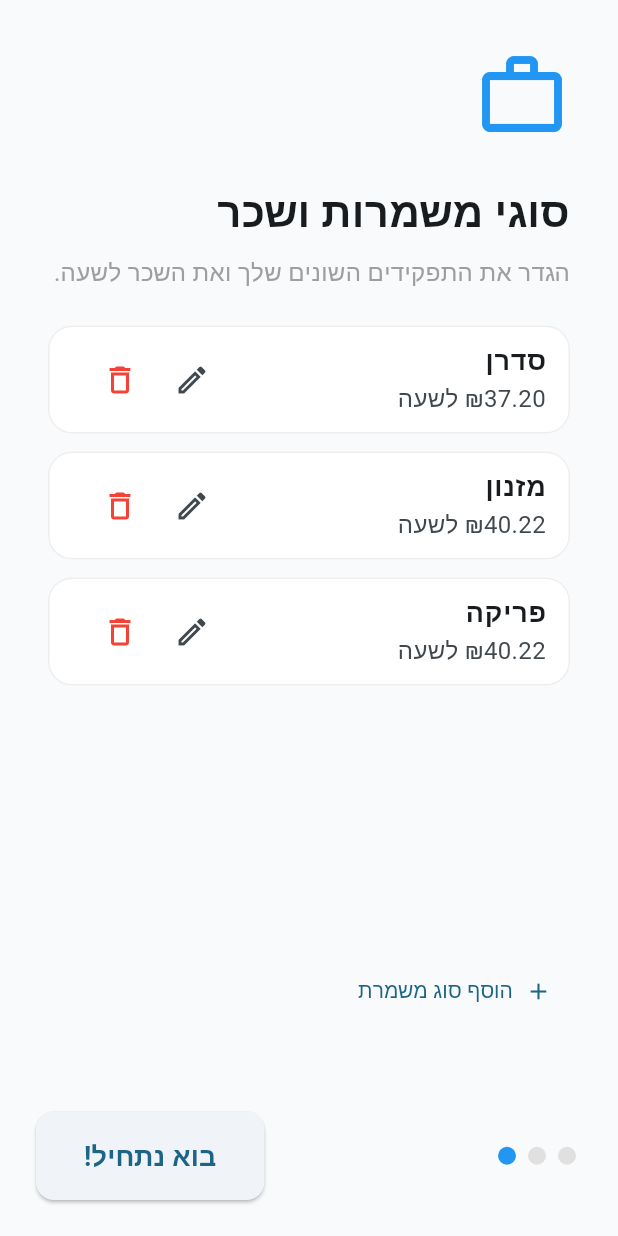
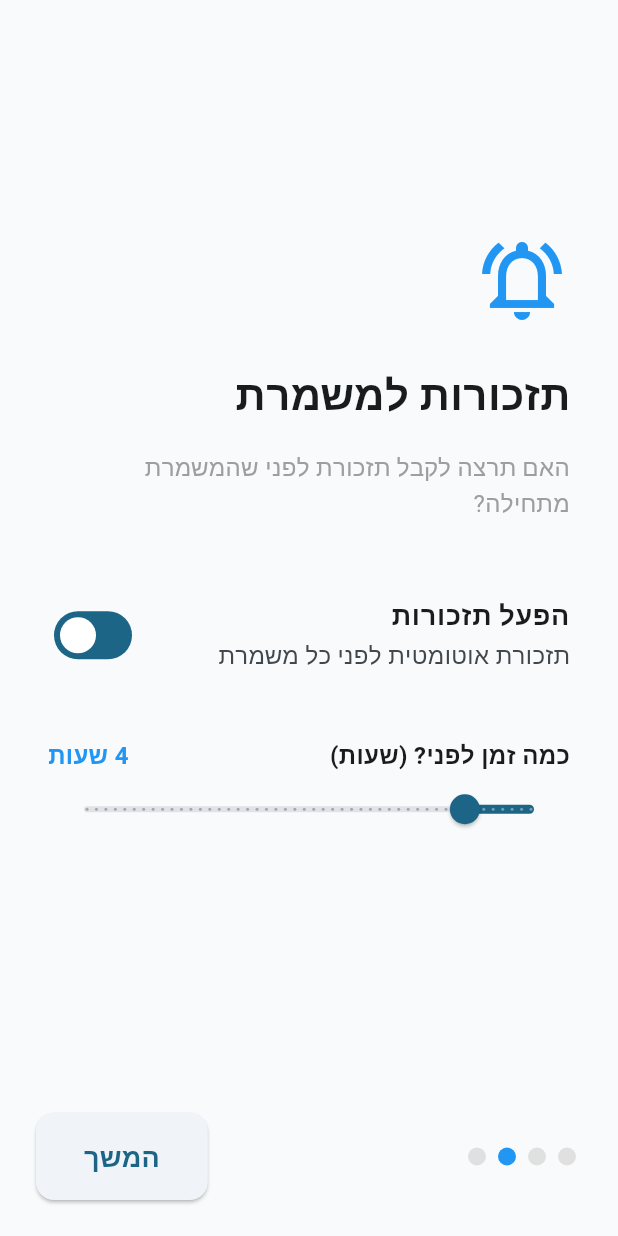
Before and after one commit to sagiv23/Shiftly, a Flutter app: the screen it shows after launch, swiped to page 3, on a phone screen of 412 x 824 dp. Run offline on Flutter 3.47's test engine with Material 3 defaults, Android fonts, the phone set to English and light mode, and no system bars; our stand-ins replace flutter_local_notifications, hive, hive_flutter, table_calendar, timezone; accounts and stored records are empty; Roboto replaces fonts that are missing (Arial).

Commit message:
Implement customizable shift reminders and update onboarding
- Add a new `shiftReminderDurationHours` setting to `SettingsProvider`, defaulting to 4 hours.
- Introduce a "Shift Reminders" page to the onboarding flow, allowing users to enable reminders and set their lead time.
- Update `JobTypesScreen` and `SettingsScreen` with a toggle and a slider (0.5 to 24 hours) to adjust reminder duration.
- Refactor `NotificationService` and `ShiftProvider` to schedule notifications and generate message text based on the dynamic reminder duration.
- Refresh scheduled reminders immediately when settings are updated in the UI.
- Apply minor code formatting to C++ plugin registrants and CMake files for Linux and Windows platforms.

```diff
--- a/lib/providers/shift_provider.dart
+++ b/lib/providers/shift_provider.dart
@@ -26,6 +26,11 @@ class ShiftProvider with ChangeNotifier {
   bool get _remindersEnabled =>
       _persistence.settingsBox.get('shiftRemindersEnabled', defaultValue: true);
 
+  double get _reminderDuration => _persistence.settingsBox.get(
+    'shiftReminderDurationHours',
+    defaultValue: 4.0,
+  );
+
   Future<void> addShift(Shift shift) async {
     await _persistence.shiftsBox.put(shift.id, shift);
     _scheduleReminder(shift);
@@ -52,6 +57,7 @@ class ShiftProvider with ChangeNotifier {
       id: shift.id.hashCode,
       shiftName: job?.name ?? 'משמרת',
       startTime: shift.startTime,
+      reminderDurationHours: _reminderDuration,
     );
   }
 
--- a/lib/screens/onboarding_screen.dart
+++ b/lib/screens/onboarding_screen.dart
@@ -21,6 +21,8 @@ class _OnboardingScreenState extends State<OnboardingScreen> {
   // Break State
   late double _paidMinutes;
   late double _unpaidMinutes;
+  late bool _remindersEnabled;
+  late double _reminderHours;
 
   @override
   void initState() {
@@ -28,10 +30,12 @@ class _OnboardingScreenState extends State<OnboardingScreen> {
     final settings = context.read<SettingsProvider>();
     _paidMinutes = settings.paidBreakDurationMinutes;
     _unpaidMinutes = settings.unpaidBreakDurationMinutes;
+    _remindersEnabled = settings.shiftRemindersEnabled;
+    _reminderHours = settings.shiftReminderDurationHours;
   }
 
   void _nextPage() {
-    if (_currentPage < 2) {
+    if (_currentPage < 3) {
       _pageController.nextPage(
         duration: const Duration(milliseconds: 400),
         curve: Curves.easeInOut,
@@ -44,6 +48,8 @@ class _OnboardingScreenState extends State<OnboardingScreen> {
   void _finishOnboarding() async {
     final settings = context.read<SettingsProvider>();
     await settings.setBreakDurations(_paidMinutes, _unpaidMinutes);
+    await settings.setShiftRemindersEnabled(_remindersEnabled);
+    await settings.setShiftReminderDurationHours(_reminderHours);
     await settings.completeOnboarding();
 
     if (!mounted) return;
@@ -66,6 +72,7 @@ class _OnboardingScreenState extends State<OnboardingScreen> {
                 children: [
                   _buildWelcomePage(),
                   _buildBreakSettingsPage(),
+                  _buildReminderSettingsPage(),
                   _buildJobTypesPage(),
                 ],
               ),
@@ -162,10 +169,73 @@ class _OnboardingScreenState extends State<OnboardingScreen> {
     );
   }
 
+  Widget _buildReminderSettingsPage() {
+    return Padding(
+      padding: const EdgeInsets.all(32.0),
+      child: Column(
+        mainAxisAlignment: MainAxisAlignment.center,
+        crossAxisAlignment: CrossAxisAlignment.start,
+        children: [
+          const Icon(
+            Icons.notifications_active_outlined,
+            size: 64,
+            color: Colors.blue,
+          ),
+          const SizedBox(height: 24),
+          const Text(
+            'תזכורות למשמרת',
+            style: TextStyle(
+              fontSize: 28,
+              fontWeight: FontWeight.bold,
+              fontFamily: 'Arial',
+            ),
+          ),
+          const SizedBox(height: 16),
+          const Text(
+            'האם תרצה לקבל תזכורת לפני שהמשמרת מתחילה?',
+            style: TextStyle(
+              fontSize: 16,
+              color: Colors.grey,
+              fontFamily: 'Arial',
+            ),
+          ),
+          const SizedBox(height: 40),
+          SwitchListTile(
+            contentPadding: EdgeInsets.zero,
+            title: const Text(
+              'הפעל תזכורות',
+              style: TextStyle(fontWeight: FontWeight.bold, fontSize: 18),
+            ),
+            subtitle: const Text('תזכורת אוטומטית לפני כל משמרת'),
+            value: _remindersEnabled,
+            onChanged: (val) => setState(() => _remindersEnabled = val),
+          ),
+          if (_remindersEnabled) ...[
+            const SizedBox(height: 32),
+            _buildDurationSlider(
+              label: 'כמה זמן לפני? (שעות)',
+              value: _reminderHours,
+              min: 0.5,
+              max: 24,
+              divisions: 47,
+              // 0.5 steps
+              displaySuffix: 'שעות',
+              onChanged: (val) => setState(() => _reminderHours = val),
+            ),
+          ],
+        ],
+      ),
+    );
+  }
+
   Widget _buildDurationSlider({
     required String label,
     required double value,
     required ValueChanged<double> onChanged,
+    double min = 0,
+    double max = 120,
+    int divisions = 24,
+    String displaySuffix = 'דק\'',
   }) {
     return Column(
       crossAxisAlignment: CrossAxisAlignment.start,
@@ -181,7 +251,7 @@ class _OnboardingScreenState extends State<OnboardingScreen> {
               ),
             ),
             Text(
-              '${value.toInt()} דק\'',
+              '${value % 1 == 0 ? value.toInt() : value} $displaySuffix',
               style: const TextStyle(
                 color: Colors.blue,
                 fontWeight: FontWeight.bold,
@@ -191,9 +261,9 @@ class _OnboardingScreenState extends State<OnboardingScreen> {
         ),
         Slider(
           value: value,
-          min: 0,
-          max: 120,
-          divisions: 24,
+          min: min,
+          max: max,
+          divisions: divisions,
           onChanged: onChanged,
         ),
       ],
@@ -429,7 +499,7 @@ class _OnboardingScreenState extends State<OnboardingScreen> {
         children: [
           Row(
             children: List.generate(
-              3,
+              4,
               (index) => Container(
                 margin: const EdgeInsets.symmetric(horizontal: 4),
                 width: 12,
@@ -452,7 +522,7 @@ class _OnboardingScreenState extends State<OnboardingScreen> {
               ),
             ),
             child: Text(
-              _currentPage == 2 ? 'בוא נתחיל!' : 'המשך',
+              _currentPage == 3 ? 'בוא נתחיל!' : 'המשך',
               style: const TextStyle(
                 fontSize: 18,
                 fontWeight: FontWeight.bold,
--- a/lib/screens/settings_screen.dart
+++ b/lib/screens/settings_screen.dart
@@ -59,7 +59,9 @@ class _SettingsScreenState extends State<SettingsScreen> {
           Card(
             child: SwitchListTile(
               title: const Text('תזכורת למשמרת'),
-              subtitle: const Text('שלח התראה 4 שעות לפני תחילת המשמרת'),
+              subtitle: Text(
+                'שלח התראה ${settings.shiftReminderDurationHours % 1 == 0 ? settings.shiftReminderDurationHours.toInt() : settings.shiftReminderDurationHours} שעות לפני תחילת המשמרת',
+              ),
               secondary: const Icon(Icons.notifications_active_outlined),
               value: settings.shiftRemindersEnabled,
               onChanged: (val) async {
--- a/lib/services/notification_service.dart
+++ b/lib/services/notification_service.dart
@@ -97,16 +97,19 @@ class NotificationService {
     required int id,
     required String shiftName,
     required DateTime startTime,
+    required double reminderDurationHours,
   }) async {
     if (!_isSupported) return;
 
-    final reminderTime = startTime.subtract(const Duration(hours: 4));
+    final reminderTime = startTime.subtract(
+      Duration(minutes: (reminderDurationHours * 60).toInt()),
+    );
     if (reminderTime.isBefore(DateTime.now())) return;
 
     final androidPlatformChannelSpecifics = AndroidNotificationDetails(
       'shift_reminder_channel',
       'תזכורות משמרת',
-      channelDescription: 'תזכורת 4 שעות לפני תחילת משמרת',
+      channelDescription: 'תזכורת לפני תחילת משמרת',
       importance: Importance.high,
       priority: Priority.high,
     );
@@ -124,10 +127,14 @@ class NotificationService {
       macOS: darwinPlatformChannelSpecifics,
     );
 
+    String timeText = reminderDurationHours >= 1
+        ? '${reminderDurationHours.toStringAsFixed(0)} שעות'
+        : '${(reminderDurationHours * 60).toInt()} דקות';
+
     await _notificationsPlugin.zonedSchedule(
       id,
       'תזכורת למשמרת',
-      'המשמרת שלך ($shiftName) מתחילה בעוד 4 שעות!',
+      'המשמרת שלך ($shiftName) מתחילה בעוד $timeText!',
       tz.TZDateTime.from(reminderTime, tz.local),
       notificationDetails,
       androidScheduleMode: AndroidScheduleMode.exactAllowWhileIdle,
```
Also changed, not shown: lib/providers/settings_provider.dart (+13 -0 lines), lib/screens/job_types_screen.dart (+55 -0 lines), 6 other files.
